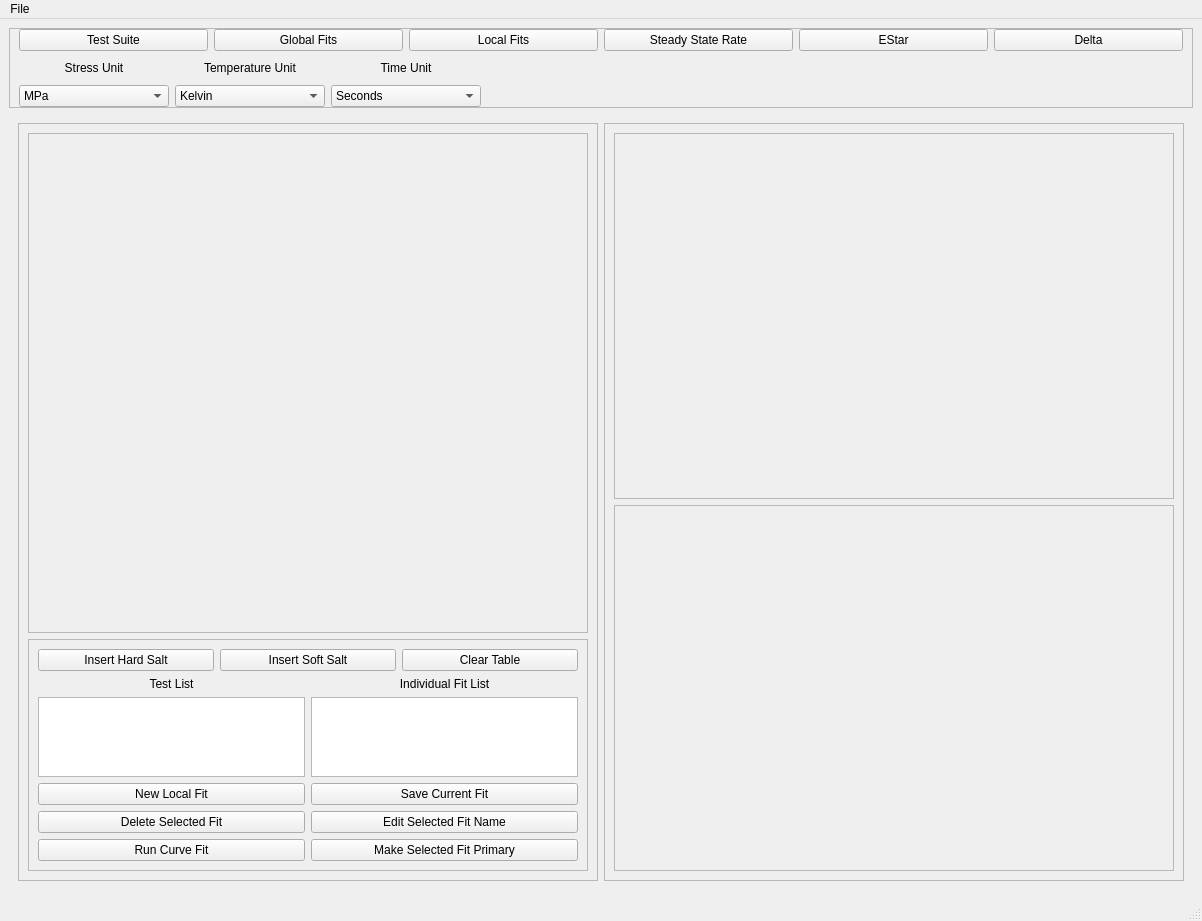
The window that src/frontend/designer/ui_main.ui (sd-brady/creeper) describes before a commit, drawn with Qt 5.
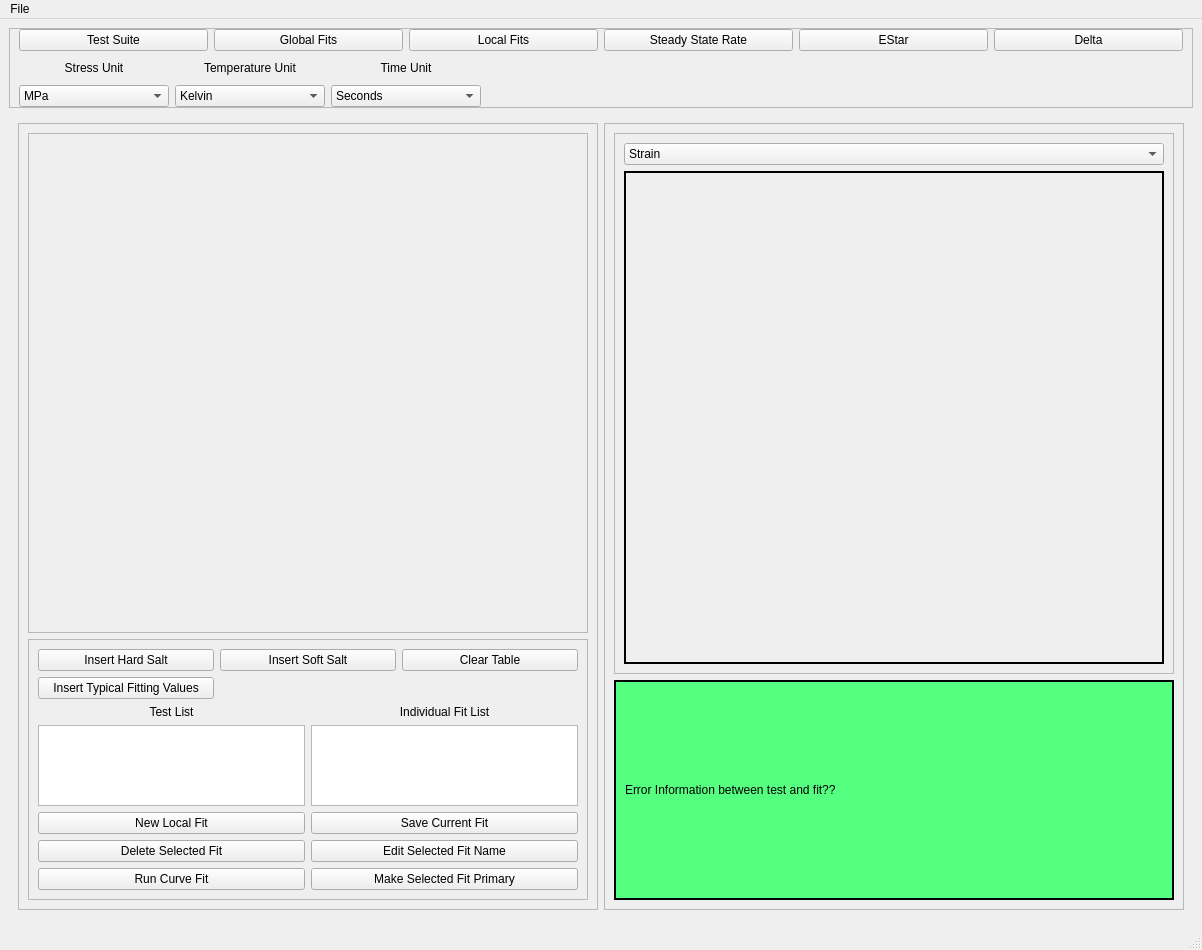
The same window after the commit. The open tabs and pages were chosen to show the change. Custom widgets are drawn as their Qt base class.

Commit message: Fixed some bugs. Added some buttons to the UI in the mdmodelwidget.

What changed in the file:
```diff
--- a/src/frontend/designer/ui_main.ui
+++ b/src/frontend/designer/ui_main.ui
@@ -7,13 +7,19 @@
     <x>0</x>
     <y>0</y>
     <width>1202</width>
-    <height>921</height>
+    <height>950</height>
    </rect>
   </property>
   <property name="windowTitle">
    <string>MainWindow</string>
   </property>
   <widget class="QWidget" name="centralwidget">
+   <property name="sizePolicy">
+    <sizepolicy hsizetype="Preferred" vsizetype="Preferred">
+     <horstretch>0</horstretch>
+     <verstretch>0</verstretch>
+    </sizepolicy>
+   </property>
    <layout class="QVBoxLayout" name="verticalLayout">
     <item>
      <widget class="QFrame" name="frame">
@@ -242,6 +248,12 @@
     </item>
     <item>
      <widget class="QStackedWidget" name="stacked_toplevel">
+      <property name="sizePolicy">
+       <sizepolicy hsizetype="Preferred" vsizetype="Preferred">
+        <horstretch>0</horstretch>
+        <verstretch>0</verstretch>
+       </sizepolicy>
+      </property>
       <widget class="QWidget" name="tab_testsuite">
        <layout class="QHBoxLayout" name="horizontalLayout_9">
         <item>
@@ -511,6 +523,12 @@
       </widget>
       <widget class="QWidget" name="tab_globalfits"/>
       <widget class="QWidget" name="tab_localfits">
+       <property name="sizePolicy">
+        <sizepolicy hsizetype="Preferred" vsizetype="Preferred">
+         <horstretch>0</horstretch>
+         <verstretch>0</verstretch>
+        </sizepolicy>
+       </property>
        <property name="styleSheet">
         <string notr="true"/>
        </property>
@@ -518,7 +536,7 @@
         <item>
          <widget class="QFrame" name="frame_3">
           <property name="sizePolicy">
-           <sizepolicy hsizetype="Expanding" vsizetype="Preferred">
+           <sizepolicy hsizetype="Preferred" vsizetype="Preferred">
             <horstretch>0</horstretch>
             <verstretch>0</verstretch>
            </sizepolicy>
@@ -586,28 +604,35 @@
              </property>
              <layout class="QVBoxLayout" name="verticalLayout_6">
               <item>
-               <layout class="QHBoxLayout" name="horizontalLayout_2">
-                <item>
-                 <widget class="QPushButton" name="button_lf_hardsalt">
-                  <property name="text">
-                   <string>Insert Hard Salt</string>
-                  </property>
-                 </widget>
-                </item>
-                <item>
+               <layout class="QGridLayout" name="gridLayout_3">
+                <item row="0" column="1">
                  <widget class="QPushButton" name="button_lf_softsalt">
                   <property name="text">
                    <string>Insert Soft Salt</string>
                   </property>
                  </widget>
                 </item>
-                <item>
+                <item row="0" column="0">
+                 <widget class="QPushButton" name="button_lf_hardsalt">
+                  <property name="text">
+                   <string>Insert Hard Salt</string>
+                  </property>
+                 </widget>
+                </item>
+                <item row="0" column="2">
                  <widget class="QPushButton" name="button_lf_cleartable">
                   <property name="text">
                    <string>Clear Table</string>
                   </property>
                  </widget>
                 </item>
+                <item row="1" column="0">
+                 <widget class="QPushButton" name="pushButton">
+                  <property name="text">
+                   <string>Insert Typical Fitting Values</string>
+                  </property>
+                 </widget>
+                </item>
                </layout>
               </item>
               <item>
@@ -699,7 +724,7 @@
         <item>
          <widget class="QFrame" name="frame_2">
           <property name="sizePolicy">
-           <sizepolicy hsizetype="Expanding" vsizetype="Preferred">
+           <sizepolicy hsizetype="Preferred" vsizetype="Preferred">
             <horstretch>0</horstretch>
             <verstretch>0</verstretch>
            </sizepolicy>
@@ -719,22 +744,125 @@
           <layout class="QVBoxLayout" name="verticalLayout_2">
            <item>
             <widget class="QFrame" name="frame_5">
+             <property name="sizePolicy">
+              <sizepolicy hsizetype="Preferred" vsizetype="Expanding">
+               <horstretch>0</horstretch>
+               <verstretch>0</verstretch>
+              </sizepolicy>
+             </property>
              <property name="frameShape">
               <enum>QFrame::StyledPanel</enum>
              </property>
              <property name="frameShadow">
               <enum>QFrame::Raised</enum>
              </property>
+             <property name="lineWidth">
+              <number>5</number>
+             </property>
+             <layout class="QVBoxLayout" name="verticalLayout_7">
+              <item>
+               <widget class="QComboBox" name="combo_lf_plot_type">
+                <property name="sizePolicy">
+                 <sizepolicy hsizetype="Expanding" vsizetype="Minimum">
+                  <horstretch>0</horstretch>
+                  <verstretch>0</verstretch>
+                 </sizepolicy>
+                </property>
+                <property name="minimumSize">
+                 <size>
+                  <width>0</width>
+                  <height>20</height>
+                 </size>
+                </property>
+                <property name="maximumSize">
+                 <size>
+                  <width>16777215</width>
+                  <height>30</height>
+                 </size>
+                </property>
+                <item>
+                 <property name="text">
+                  <string>Strain</string>
+                 </property>
+                </item>
+                <item>
+                 <property name="text">
+                  <string>Strain Rate</string>
+                 </property>
+                </item>
+               </widget>
+              </item>
+              <item>
+               <widget class="QFrame" name="frame_lf_singleplot">
+                <property name="sizePolicy">
+                 <sizepolicy hsizetype="Preferred" vsizetype="Expanding">
+                  <horstretch>0</horstretch>
+                  <verstretch>0</verstretch>
+                 </sizepolicy>
+                </property>
+                <property name="minimumSize">
+                 <size>
+                  <width>0</width>
+                  <height>0</height>
+                 </size>
+                </property>
+                <property name="styleSheet">
+                 <string notr="true">border-color: rgb(0, 0, 0);</string>
+                </property>
+                <property name="frameShape">
+                 <enum>QFrame::Box</enum>
+                </property>
+                <property name="lineWidth">
+                 <number>2</number>
+                </property>
+               </widget>
+              </item>
+             </layout>
             </widget>
            </item>
            <item>
             <widget class="QFrame" name="frame_4">
+             <property name="minimumSize">
+              <size>
+               <width>0</width>
+               <height>220</height>
+              </size>
+             </property>
+             <property name="autoFillBackground">
+              <bool>false</bool>
+             </property>
+             <property name="styleSheet">
+              <string notr="true">background-color: rgb(85, 255, 127);
+
+border-color: rgb(0, 0, 0);</string>
+             </property>
              <property name="frameShape">
-              <enum>QFrame::StyledPanel</enum>
+              <enum>QFrame::Box</enum>
              </property>
              <property name="frameShadow">
-              <enum>QFrame::Raised</enum>
+              <enum>QFrame::Plain</enum>
              </property>
+             <property name="lineWidth">
+              <number>2</number>
+             </property>
+             <property name="midLineWidth">
+              <number>10</number>
+             </property>
+             <layout class="QVBoxLayout" name="verticalLayout_8">
+              <item>
+               <widget class="QLabel" name="label_3">
+                <property name="sizePolicy">
+                 <sizepolicy hsizetype="Expanding" vsizetype="Preferred">
+                  <horstretch>0</horstretch>
+                  <verstretch>0</verstretch>
+                 </sizepolicy>
+                </property>
+                <property name="text">
+                 <string>Error Information between test and fit??</string>
+                </property>
+               </widget>
+              </item>
+             </layout>
             </widget>
            </item>
           </layout>
@@ -755,7 +883,7 @@
      <x>0</x>
      <y>0</y>
      <width>1202</width>
-     <height>20</height>
+     <height>21</height>
     </rect>
    </property>
    <widget class="QMenu" name="menuFile">
@@ -771,7 +899,14 @@
    </widget>
    <addaction name="menuFile"/>
   </widget>
-  <widget class="QStatusBar" name="statusbar"/>
+  <widget class="QStatusBar" name="statusbar">
+   <property name="minimumSize">
+    <size>
+     <width>0</width>
+     <height>0</height>
+    </size>
+   </property>
+  </widget>
   <action name="actionLoad">
    <property name="text">
     <string>Load</string>
```
The commit also changes 9 other files.
